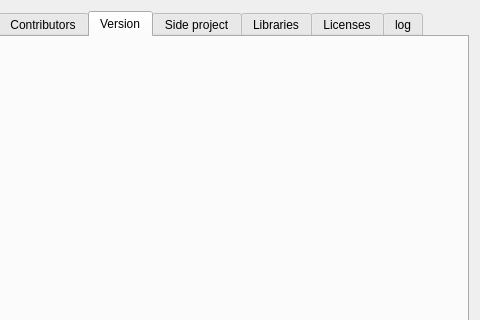
Old version of the form sources/ui/aboutqetdialog.ui in the repository EmilOsvoll/qelectrotech-source-mirror; both pictures show x 220 to 700 and y 0 to 320 of the 700 by 500 pixel window.
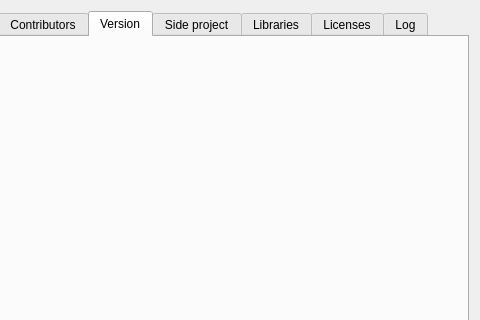
New version of the form.

```diff
--- a/sources/ui/aboutqetdialog.ui
+++ b/sources/ui/aboutqetdialog.ui
@@ -529,7 +529,7 @@
      </widget>
      <widget class="QWidget" name="tab_8">
       <attribute name="title">
-       <string>log</string>
+       <string>Log</string>
       </attribute>
       <layout class="QVBoxLayout" name="verticalLayout_3">
        <item>
```
Left out of the diff: 4 changed lines with no effect on the pictures.
